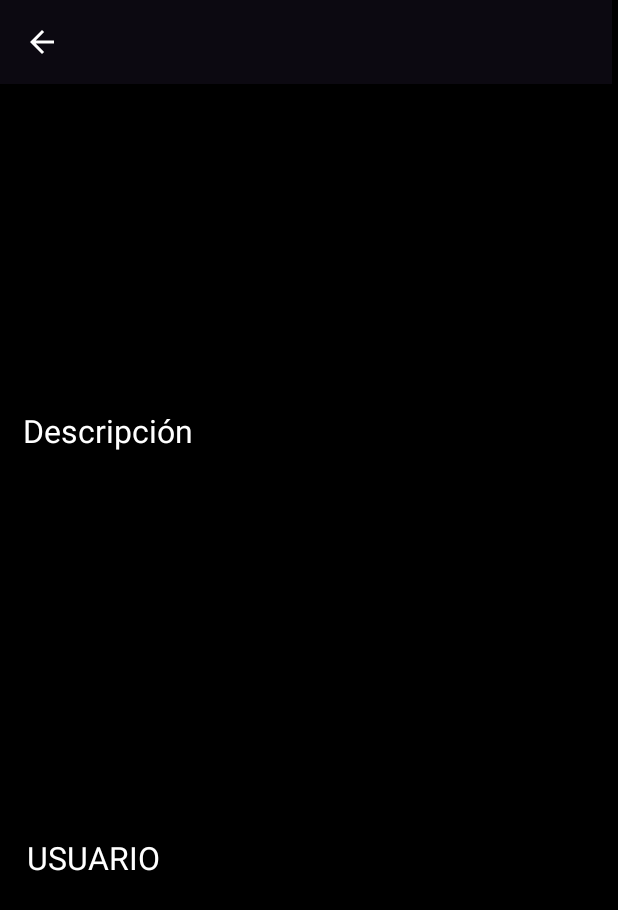
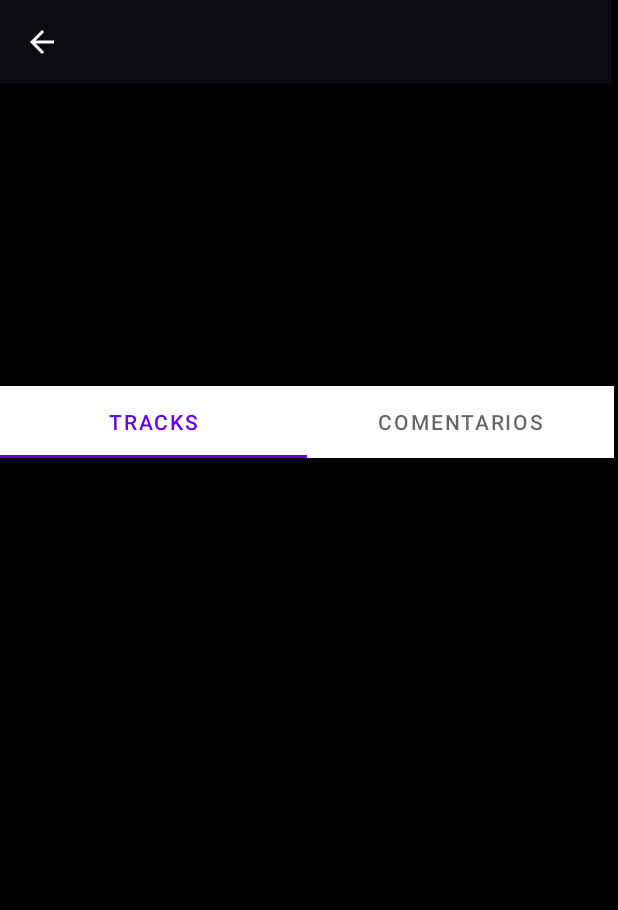
Before and after one commit to carloscastillof/app_moviles_MISO, an Android app: the AlbumsDetailActivity screen opened directly, with no data from a screen before it, on a phone screen of 412 x 824 dp. Shown: the top 910 px of the screen. Run offline under Robolectric (Android 15) with nearby library versions, the phone set to English and light mode, and no system bars; our stand-ins replace Picasso; pictures from the network do not load.

Commit message:
tab para albumdetail y botones anexos por rol

```diff
--- a/app/build.gradle
+++ b/app/build.gradle
@@ -56,6 +56,8 @@ dependencies {
     //Retrofit
     implementation 'com.squareup.retrofit2:retrofit:2.9.0'
     implementation 'com.squareup.retrofit2:converter-gson:2.9.0'
+    //Material
+    implementation 'com.google.android.material:material:1.4.0'
 
     testImplementation 'junit:junit:4.+'
     androidTestImplementation 'androidx.test.ext:junit:1.1.3'
--- a/app/src/main/java/com/example/vynilos/views/AlbumsDetailActivity.kt
+++ b/app/src/main/java/com/example/vynilos/views/AlbumsDetailActivity.kt
@@ -12,10 +12,14 @@ import com.example.vynilos.R
 import com.example.vynilos.databinding.ActivityDetailAlbumBinding
 import com.example.vynilos.viewmodels.AlbumDetailViewModel
 import com.squareup.picasso.Picasso
+import android.widget.Button
+import com.google.android.material.tabs.TabLayout
 
 class AlbumsDetailActivity: AppCompatActivity() {
     private lateinit var binding: ActivityDetailAlbumBinding
     private val viewModel: AlbumDetailViewModel by viewModels()
+    private lateinit var actionButton: Button
+    private lateinit var actionButtonComentarios: Button
 
     override fun onCreate(savedInstanceState: Bundle?) {
         super.onCreate(savedInstanceState)
@@ -28,11 +32,47 @@ class AlbumsDetailActivity: AppCompatActivity() {
         }
         handleBackClick()
 
+        // Ejemplo de prueba Daniel
+
+        // val sharedPreferences = getSharedPreferences("user", MODE_PRIVATE)
+        // val roleName = sharedPreferences.getString("role", "")
+        // val rolTextView = findViewById<TextView>(R.id.rol)
+        // rolTextView.text = roleName
+
+        actionButton = findViewById(R.id.actionButton)
+        actionButtonComentarios = findViewById(R.id.actionButtonComentarios)
+
+        val tabLayout = binding.tabLayout
 
         val sharedPreferences = getSharedPreferences("user", MODE_PRIVATE)
         val roleName = sharedPreferences.getString("role", "")
-        val rolTextView = findViewById<TextView>(R.id.rol)
-        rolTextView.text = roleName
+
+        if (roleName == "COLECCIONISTA") {
+            actionButton.visibility = View.VISIBLE
+            actionButtonComentarios.visibility = View.VISIBLE
+        } else {
+            actionButton.visibility = View.GONE
+            actionButtonComentarios.visibility = View.GONE
+        }
+
+        tabLayout.addOnTabSelectedListener(object : TabLayout.OnTabSelectedListener {
+            override fun onTabSelected(tab: TabLayout.Tab?) {
+                if (tab?.text == "Tracks") {
+                    actionButton.visibility = if (roleName == "COLECCIONISTA") View.VISIBLE else View.GONE
+                    actionButtonComentarios.visibility = View.GONE
+                } else if (tab?.text == "Comentarios") {
+                    actionButton.visibility = View.GONE
+                    actionButtonComentarios.visibility = if (roleName == "COLECCIONISTA") View.VISIBLE else View.GONE
+                }
+            }
+
+            override fun onTabUnselected(tab: TabLayout.Tab?) {
+            }
+
+            override fun onTabReselected(tab: TabLayout.Tab?) {
+            }
+        })
+
     }
 
     private fun handleBackClick() {
@@ -45,9 +85,11 @@ class AlbumsDetailActivity: AppCompatActivity() {
         val viewModel = ViewModelProvider(this).get(AlbumDetailViewModel::class.java)
         viewModel.getLiveDataObserver().observe(this, Observer {
             binding.title.text = it.name
-            binding.tvDescription.text = it.description
             binding.gender.text = it.genre
-            binding.date.text = it.releaseDate
+
+            val year = it.releaseDate.substring(0, 4)
+            binding.date.text = year
+
             Picasso.get().load(it.cover).into(binding.ivCover)
         })
 
--- a/app/src/main/res/layout/activity_detail_album.xml
+++ b/app/src/main/res/layout/activity_detail_album.xml
@@ -28,18 +28,18 @@
             android:layout_below="@id/spacer"
             android:layout_centerHorizontal="true"
             android:textColor="@color/white"
-            android:textSize="21sp"
+            android:textSize="28sp"
             tools:text="User Your Illusion I"/>
 
         <ImageView
             android:id="@+id/ivCover"
-            android:layout_width="129dp"
-            android:layout_height="106dp"
+            android:layout_width="142dp"
+            android:layout_height="112dp"
             android:layout_below="@id/title"
             android:layout_alignParentEnd="true"
             android:layout_marginStart="15dp"
-            android:layout_marginTop="63dp"
-            android:layout_marginEnd="143dp"
+            android:layout_marginTop="41dp"
+            android:layout_marginEnd="134dp"
             android:layout_marginBottom="15dp"
             app:civ_border_color="@color/white"
             app:civ_border_width="1dp" />
@@ -73,40 +73,77 @@
         tools:layout_editor_absoluteX="1dp"
         tools:layout_editor_absoluteY="261dp">
 
-        <TextView
-            android:id="@+id/rol"
-            android:layout_width="391dp"
-            android:layout_height="82dp"
-            android:layout_marginStart="18dp"
-            android:layout_marginTop="300dp"
-            android:layout_marginEnd="180dp"
-            android:layout_marginBottom="18dp"
-            android:text="@string/detail_album_description"
-            android:textColor="@color/white"
-            android:textSize="21sp" />
+        <com.google.android.material.tabs.TabLayout
+            android:id="@+id/tabLayout"
+            android:layout_width="match_parent"
+            android:layout_height="wrap_content">
 
-        <TextView
-            android:id="@+id/tvDescription"
-            android:layout_width="wrap_content"
-            android:layout_height="wrap_content"
-            android:layout_below="@id/descriptionText"
-            android:layout_marginStart="15dp"
-            android:layout_marginTop="30dp"
-            android:layout_marginEnd="15dp"
-            android:layout_marginBottom="15dp"
-            android:textColor="@color/white"
-            tools:text="Lorem ipsum dolor sitor nec elit. Mauris lobortis, lorem eu imperdiet egestas, neque ex tristique dui, et blandit orci lacus vitae nunc. Morbi congue lacus ac nisi laoreet, ac gravida mi facilisis. Nullam vulputate dui est, eget luctus turpis posuere vitae. Integer elementum erat in urna sollicitudin ullamcorper. Donec egestas tincidunt lectus, et convallis velit. Donec venenatis risus odio, nec consectetur purus faucibus non. Curabitur scelerisque neque eu enim pulvinar tempor." />
+            <com.google.android.material.tabs.TabItem
+                android:layout_width="wrap_content"
+                android:layout_height="wrap_content"
+                android:text="Tracks" />
 
-        <TextView
-            android:id="@+id/descriptionText"
-            android:layout_width="wrap_content"
-            android:layout_height="wrap_content"
-            android:layout_marginStart="15dp"
-            android:layout_marginTop="15dp"
-            android:layout_marginEnd="15dp"
-            android:layout_marginBottom="15dp"
-            android:text="@string/detail_album_description"
-            android:textColor="@color/white"
-            android:textSize="21sp" />
+            <com.google.android.material.tabs.TabItem
+                android:layout_width="wrap_content"
+                android:layout_height="wrap_content"
+                android:text="Comentarios" />
+
+        </com.google.android.material.tabs.TabLayout>
+
+        <FrameLayout
+            android:id="@+id/tabContent"
+            android:layout_width="match_parent"
+            android:layout_height="match_parent">
+
+            <RelativeLayout
+                android:id="@+id/tracksContent"
+                android:layout_width="match_parent"
+                android:layout_height="match_parent">
+
+                <Button
+                    android:id="@+id/actionButton"
+                    android:layout_width="wrap_content"
+                    android:layout_height="wrap_content"
+                    android:layout_below="@id/tabLayout"
+                    android:layout_gravity="start"
+                    android:layout_marginTop="60dp"
+                    android:background="#D0BCFF"
+                    android:drawableLeft="@android:drawable/ic_input_add"
+                    android:drawablePadding="3dp"
+                    android:gravity="center_vertical"
+                    android:padding="2dp"
+                    android:paddingEnd="20dp"
+                    android:text="Asginar Canción"
+                    android:textColor="@android:color/white" />
+
+            </RelativeLayout>
+
+            <RelativeLayout
+                android:id="@+id/comentariosContent"
+                android:layout_width="match_parent"
+                android:layout_height="match_parent">
+
+                <Button
+                    android:id="@+id/actionButtonComentarios"
+                    android:layout_width="wrap_content"
+                    android:layout_height="wrap_content"
+                    android:layout_below="@id/tabLayout"
+                    android:layout_gravity="start"
+                    android:layout_marginTop="60dp"
+                    android:background="#FF5733"
+                    android:drawableLeft="@android:drawable/ic_input_add"
+                    android:drawablePadding="3dp"
+                    android:gravity="center_vertical"
+                    android:padding="2dp"
+                    android:paddingEnd="20dp"
+                    android:text="Comentarios"
+                    android:textColor="@android:color/white"
+                    android:visibility="gone" />
+
+            </RelativeLayout>
+
+        </FrameLayout>
+
     </RelativeLayout>
+
 </RelativeLayout>
--- a/app/src/main/res/values/strings.xml
+++ b/app/src/main/res/values/strings.xml
@@ -7,4 +7,6 @@
     <string name="welcome_rol1">Coleccionista</string>
     <string name="welcome_rol2">Usuario</string>
     <string name="description_Row">GOBACKROWIMAGE</string>
+    <string name="asignar_cancion">Asignar Canción</string>
+    <string name="comentar">Comentar</string>
 </resources>
```
